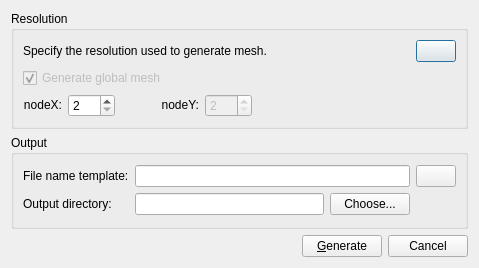
First picture: the form in src/qt-widgets/MeshDialogUi.ui, repository GPlates/GPlates, before the edit.
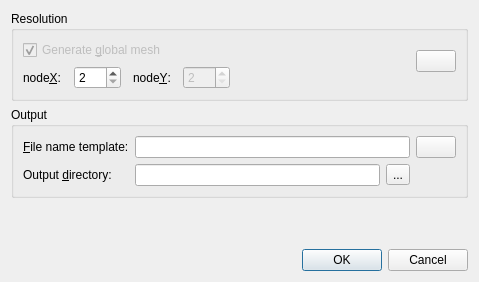
Second picture: the form after the edit. Icons and pictures are not drawn.

```diff
--- a/src/qt-widgets/MeshDialogUi.ui
+++ b/src/qt-widgets/MeshDialogUi.ui
@@ -13,7 +13,7 @@
     <x>0</x>
     <y>0</y>
     <width>479</width>
-    <height>268</height>
+    <height>282</height>
    </rect>
   </property>
   <property name="windowTitle">
@@ -23,74 +23,30 @@
    <iconset resource="../qt-resources/qt_widgets.qrc">
     <normaloff>:/gnome_run_22.png</normaloff>:/gnome_run_22.png</iconset>
   </property>
-  <layout class="QVBoxLayout">
+  <layout class="QVBoxLayout" name="verticalLayout_4">
    <item>
     <widget class="QGroupBox" name="groupBox">
-     <property name="minimumSize">
-      <size>
-       <width>0</width>
-       <height>100</height>
-      </size>
+     <property name="sizePolicy">
+      <sizepolicy hsizetype="Preferred" vsizetype="Minimum">
+       <horstretch>0</horstretch>
+       <verstretch>0</verstretch>
+      </sizepolicy>
      </property>
      <property name="title">
       <string>Resolution</string>
      </property>
-     <layout class="QVBoxLayout">
+     <layout class="QHBoxLayout" name="horizontalLayout_7">
       <item>
-       <layout class="QHBoxLayout">
+       <layout class="QVBoxLayout" name="verticalLayout_2">
         <item>
-         <widget class="QLabel" name="label">
-          <property name="sizePolicy">
-           <sizepolicy hsizetype="Expanding" vsizetype="Preferred">
-            <horstretch>0</horstretch>
-            <verstretch>0</verstretch>
-           </sizepolicy>
-          </property>
-          <property name="text">
-           <string>Specify the resolution used to generate mesh. </string>
-          </property>
-         </widget>
-        </item>
-        <item>
-         <widget class="QPushButton" name="pushButton_info_resolution">
-          <property name="sizePolicy">
-           <sizepolicy hsizetype="Maximum" vsizetype="Maximum">
-            <horstretch>0</horstretch>
-            <verstretch>0</verstretch>
-           </sizepolicy>
-          </property>
-          <property name="toolTip">
-           <string>More information</string>
-          </property>
-          <property name="text">
-           <string/>
-          </property>
-          <property name="icon">
-           <iconset resource="../qt-resources/qt_widgets.qrc">
-            <normaloff>:/human_gtk_about_16.png</normaloff>:/human_gtk_about_16.png</iconset>
-          </property>
-          <property name="autoDefault">
-           <bool>true</bool>
-          </property>
-         </widget>
-        </item>
-       </layout>
-      </item>
-      <item>
-       <layout class="QHBoxLayout">
+         <layout class="QHBoxLayout" name="horizontalLayout_6">
         <item>
          <widget class="QCheckBox" name="checkBox">
           <property name="enabled">
            <bool>false</bool>
           </property>
-          <property name="sizePolicy">
-           <sizepolicy hsizetype="Expanding" vsizetype="Preferred">
-            <horstretch>0</horstretch>
-            <verstretch>0</verstretch>
-           </sizepolicy>
-          </property>
           <property name="text">
-           <string>Generate global mesh</string>
+             <string>Generate &amp;global mesh</string>
           </property>
           <property name="checked">
            <bool>true</bool>
@@ -113,31 +69,24 @@
        </layout>
       </item>
       <item>
-       <layout class="QHBoxLayout">
+         <layout class="QHBoxLayout" name="horizontalLayout_5">
+          <property name="spacing">
+           <number>12</number>
+          </property>
+          <item>
+           <layout class="QHBoxLayout" name="horizontalLayout_3">
         <item>
          <widget class="QLabel" name="label_x">
-          <property name="sizePolicy">
-           <sizepolicy hsizetype="Maximum" vsizetype="Maximum">
-            <horstretch>0</horstretch>
-            <verstretch>0</verstretch>
-           </sizepolicy>
-          </property>
           <property name="text">
-           <string>nodeX:</string>
-          </property>
-          <property name="alignment">
-           <set>Qt::AlignRight|Qt::AlignTrailing|Qt::AlignVCenter</set>
+               <string>node&amp;X:</string>
+              </property>
+              <property name="buddy">
+               <cstring>node_X</cstring>
           </property>
          </widget>
         </item>
         <item>
          <widget class="QSpinBox" name="node_X">
-          <property name="sizePolicy">
-           <sizepolicy hsizetype="Maximum" vsizetype="Maximum">
-            <horstretch>0</horstretch>
-            <verstretch>0</verstretch>
-           </sizepolicy>
-          </property>
           <property name="minimum">
            <number>2</number>
           </property>
@@ -146,38 +95,17 @@
           </property>
          </widget>
         </item>
+           </layout>
+          </item>
         <item>
-         <spacer>
-          <property name="orientation">
-           <enum>Qt::Horizontal</enum>
-          </property>
-          <property name="sizeType">
-           <enum>QSizePolicy::Fixed</enum>
-          </property>
-          <property name="sizeHint" stdset="0">
-           <size>
-            <width>40</width>
-            <height>20</height>
-           </size>
-          </property>
-         </spacer>
-        </item>
+           <layout class="QHBoxLayout" name="horizontalLayout_4">
         <item>
          <widget class="QLabel" name="label_y">
-          <property name="sizePolicy">
-           <sizepolicy hsizetype="Maximum" vsizetype="Maximum">
-            <horstretch>0</horstretch>
-            <verstretch>0</verstretch>
-           </sizepolicy>
-          </property>
           <property name="text">
-           <string>nodeY:</string>
-          </property>
-          <property name="textFormat">
-           <enum>Qt::AutoText</enum>
-          </property>
-          <property name="alignment">
-           <set>Qt::AlignRight|Qt::AlignTrailing|Qt::AlignVCenter</set>
+               <string>node&amp;Y:</string>
+              </property>
+              <property name="buddy">
+               <cstring>node_Y</cstring>
           </property>
          </widget>
         </item>
@@ -186,12 +114,6 @@
           <property name="enabled">
            <bool>false</bool>
           </property>
-          <property name="sizePolicy">
-           <sizepolicy hsizetype="Maximum" vsizetype="Maximum">
-            <horstretch>0</horstretch>
-            <verstretch>0</verstretch>
-           </sizepolicy>
-          </property>
           <property name="minimum">
            <number>2</number>
           </property>
@@ -199,6 +121,8 @@
            <number>129</number>
           </property>
          </widget>
+            </item>
+           </layout>
         </item>
         <item>
          <spacer>
@@ -216,6 +140,33 @@
        </layout>
       </item>
      </layout>
+      </item>
+      <item>
+       <layout class="QVBoxLayout" name="verticalLayout_3">
+        <item>
+         <widget class="QPushButton" name="pushButton_info_resolution">
+          <property name="toolTip">
+           <string>More information</string>
+          </property>
+          <property name="text">
+           <string/>
+          </property>
+          <property name="icon">
+           <iconset resource="../qt-resources/qt_widgets.qrc">
+            <normaloff>:/human_gtk_about_16.png</normaloff>:/human_gtk_about_16.png</iconset>
+          </property>
+         </widget>
+        </item>
+        <item>
+         <spacer name="verticalSpacer_3">
+          <property name="orientation">
+           <enum>Qt::Vertical</enum>
+          </property>
+         </spacer>
+        </item>
+       </layout>
+      </item>
+     </layout>
     </widget>
    </item>
    <item>
@@ -223,118 +174,101 @@
      <property name="title">
       <string>Output</string>
      </property>
-     <layout class="QVBoxLayout">
+     <layout class="QHBoxLayout" name="horizontalLayout_2">
       <item>
-       <layout class="QGridLayout">
+       <layout class="QFormLayout" name="formLayout">
         <item row="0" column="0">
          <widget class="QLabel" name="label_3">
           <property name="text">
-           <string>File name template:</string>
+           <string>&amp;File name template:</string>
+          </property>
+          <property name="buddy">
+           <cstring>lineEdit_file_template</cstring>
           </property>
          </widget>
         </item>
-        <item row="0" column="1" colspan="2">
+        <item row="0" column="1">
          <widget class="QLineEdit" name="lineEdit_file_template"/>
         </item>
-        <item row="0" column="3">
-         <widget class="QPushButton" name="pushButton_info_output">
-          <property name="sizePolicy">
-           <sizepolicy hsizetype="Maximum" vsizetype="Maximum">
-            <horstretch>0</horstretch>
-            <verstretch>0</verstretch>
-           </sizepolicy>
-          </property>
-          <property name="toolTip">
-           <string>More information</string>
-          </property>
-          <property name="text">
-           <string/>
-          </property>
-          <property name="icon">
-           <iconset resource="../qt-resources/qt_widgets.qrc">
-            <normaloff>:/human_gtk_about_16.png</normaloff>:/human_gtk_about_16.png</iconset>
-          </property>
-         </widget>
-        </item>
         <item row="1" column="0">
          <widget class="QLabel" name="label_4">
-          <property name="sizePolicy">
-           <sizepolicy hsizetype="Maximum" vsizetype="Maximum">
-            <horstretch>0</horstretch>
-            <verstretch>0</verstretch>
-           </sizepolicy>
-          </property>
           <property name="text">
-           <string>Output directory:</string>
+           <string>Output &amp;directory:</string>
+          </property>
+          <property name="buddy">
+           <cstring>lineEdit_path</cstring>
           </property>
          </widget>
         </item>
         <item row="1" column="1">
+         <layout class="QHBoxLayout" name="horizontalLayout">
+          <item>
          <widget class="QLineEdit" name="lineEdit_path"/>
         </item>
-        <item row="1" column="2">
-         <widget class="QPushButton" name="button_path">
-          <property name="sizePolicy">
-           <sizepolicy hsizetype="Fixed" vsizetype="Fixed">
-            <horstretch>0</horstretch>
-            <verstretch>0</verstretch>
-           </sizepolicy>
+          <item>
+           <widget class="QToolButton" name="button_path">
+            <property name="toolTip">
+             <string>Choose output directory</string>
           </property>
           <property name="text">
-           <string>Choose...</string>
+             <string>...</string>
           </property>
          </widget>
         </item>
        </layout>
       </item>
      </layout>
-    </widget>
    </item>
    <item>
-    <layout class="QHBoxLayout">
+       <layout class="QVBoxLayout" name="verticalLayout">
      <item>
-      <spacer>
+         <widget class="QPushButton" name="pushButton_info_output">
+          <property name="toolTip">
+           <string>More information</string>
+          </property>
+          <property name="text">
+           <string/>
+          </property>
+          <property name="icon">
+           <iconset resource="../qt-resources/qt_widgets.qrc">
+            <normaloff>:/human_gtk_about_16.png</normaloff>:/human_gtk_about_16.png</iconset>
+          </property>
+         </widget>
+        </item>
+        <item>
+         <spacer name="verticalSpacer_2">
        <property name="orientation">
-        <enum>Qt::Horizontal</enum>
+           <enum>Qt::Vertical</enum>
        </property>
        <property name="sizeHint" stdset="0">
         <size>
-         <width>40</width>
-         <height>20</height>
+            <width>0</width>
+            <height>0</height>
         </size>
        </property>
       </spacer>
      </item>
+       </layout>
+      </item>
+     </layout>
+    </widget>
+   </item>
      <item>
-      <widget class="QPushButton" name="button_gen">
+    <widget class="QWidget" name="widget" native="true">
        <property name="sizePolicy">
-        <sizepolicy hsizetype="Maximum" vsizetype="Maximum">
+      <sizepolicy hsizetype="Preferred" vsizetype="Expanding">
          <horstretch>0</horstretch>
-         <verstretch>0</verstretch>
-        </sizepolicy>
-       </property>
-       <property name="layoutDirection">
-        <enum>Qt::LeftToRight</enum>
-       </property>
-       <property name="text">
-        <string>&amp;Generate</string>
-       </property>
+       <verstretch>1</verstretch>
+      </sizepolicy>
+     </property>
       </widget>
      </item>
      <item>
-      <widget class="QPushButton" name="button_cancel">
-       <property name="sizePolicy">
-        <sizepolicy hsizetype="Maximum" vsizetype="Maximum">
-         <horstretch>0</horstretch>
-         <verstretch>0</verstretch>
-        </sizepolicy>
-       </property>
-       <property name="text">
-        <string>Cancel</string>
-       </property>
-      </widget>
-     </item>
-    </layout>
+    <widget class="QDialogButtonBox" name="main_buttonbox">
+     <property name="standardButtons">
+      <set>QDialogButtonBox::Cancel|QDialogButtonBox::Ok</set>
+     </property>
+    </widget>
    </item>
   </layout>
  </widget>
```
Left out of the diff: 21 changed lines with no effect on the pictures. Lines whose indentation alone changed are shown as unchanged.
